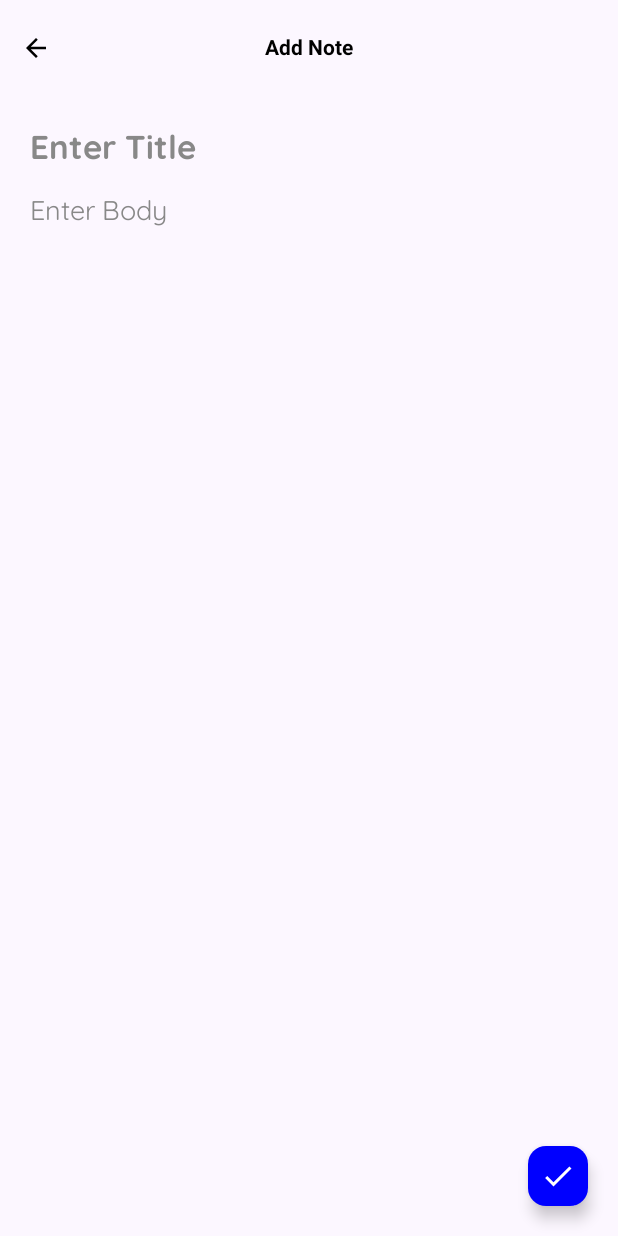
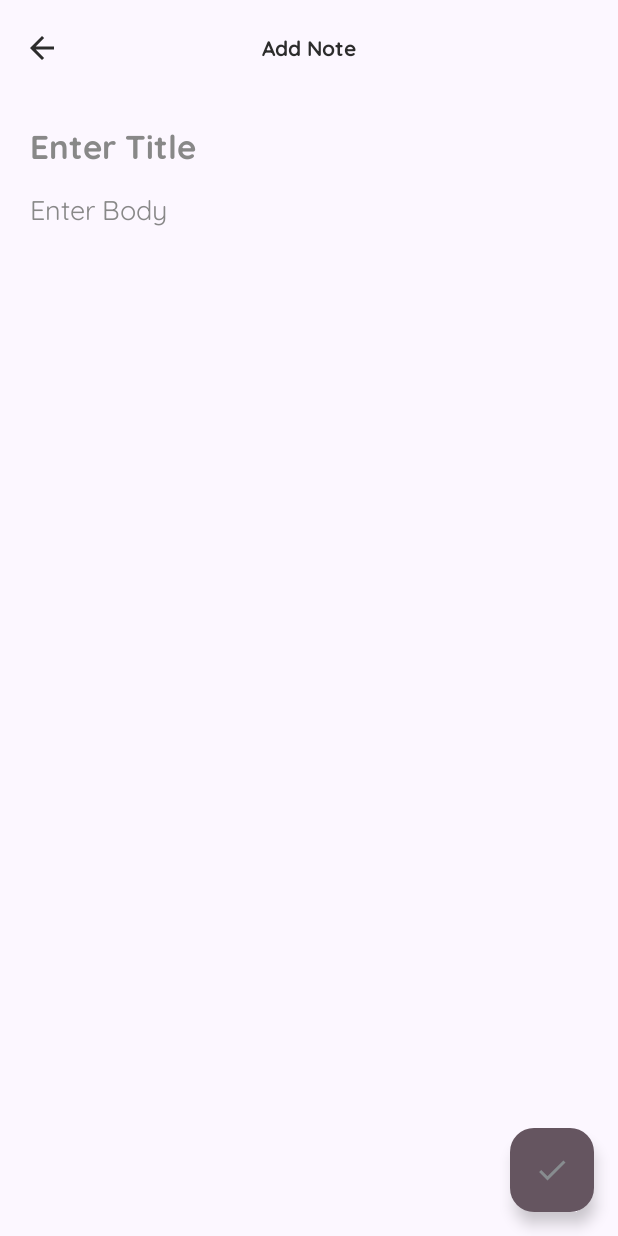
Before and after one commit to TechSmith90210/Jot, an Android app built with Jetpack Compose: the screen it shows after launch (MainActivity), after a tap on "Add Note", on a phone screen of 412 x 824 dp. Run offline under Robolectric (Android 15) with nearby library versions, the phone set to English and light mode, and no system bars; our stand-ins replace Dagger/Hilt's generated code, Room's generated code.

Commit message:
feature : added theming to v1

```diff
--- a/app/src/main/java/com/mindpalace/app/presentation/MainActivity.kt
+++ b/app/src/main/java/com/mindpalace/app/presentation/MainActivity.kt
@@ -3,6 +3,7 @@ package com.mindpalace.app.presentation
 import android.os.Bundle
 import androidx.activity.ComponentActivity
 import androidx.activity.compose.setContent
+import androidx.activity.enableEdgeToEdge
 import androidx.compose.foundation.layout.fillMaxSize
 import androidx.compose.material3.ExperimentalMaterial3Api
 import androidx.compose.ui.Modifier
@@ -19,6 +20,8 @@ class MainActivity : ComponentActivity() {
   @OptIn(ExperimentalMaterial3Api::class)
   override fun onCreate(savedInstanceState: Bundle?) {
     super.onCreate(savedInstanceState)
+    enableEdgeToEdge()
+
     setContent {
         MindPalaceTheme {
             val notesViewModel = hiltViewModel<NotesViewModel>()
--- a/app/src/main/java/com/mindpalace/app/presentation/addnote/AddNoteScreen.kt
+++ b/app/src/main/java/com/mindpalace/app/presentation/addnote/AddNoteScreen.kt
@@ -1,6 +1,5 @@
 package com.mindpalace.app.presentation.addnote
 
-import androidx.compose.foundation.clickable
 import androidx.compose.foundation.layout.Box
 import androidx.compose.foundation.layout.Column
 import androidx.compose.foundation.layout.Spacer
@@ -9,7 +8,6 @@ import androidx.compose.foundation.layout.fillMaxSize
 import androidx.compose.foundation.layout.fillMaxWidth
 import androidx.compose.foundation.layout.height
 import androidx.compose.foundation.layout.padding
-import androidx.compose.foundation.layout.size
 import androidx.compose.foundation.text.BasicTextField
 import androidx.compose.foundation.text.KeyboardActions
 import androidx.compose.foundation.text.KeyboardOptions
@@ -18,7 +16,9 @@ import androidx.compose.material.icons.automirrored.filled.ArrowBack
 import androidx.compose.material.icons.filled.Check
 import androidx.compose.material3.CenterAlignedTopAppBar
 import androidx.compose.material3.ExperimentalMaterial3Api
+import androidx.compose.material3.FloatingActionButton
 import androidx.compose.material3.Icon
+import androidx.compose.material3.IconButton
 import androidx.compose.material3.MaterialTheme
 import androidx.compose.material3.Scaffold
 import androidx.compose.material3.SmallFloatingActionButton
@@ -91,7 +91,8 @@ fun AddNoteScreen(
             title = {
               Text(
                   text = "Add Note",
-                  color = Color.Black,
+                  color = MaterialTheme.colorScheme.primary,
+                  style = MaterialTheme.typography.labelSmall,
                   fontSize = 14.sp,
                   fontWeight = FontWeight.Bold,
               )
@@ -99,18 +100,19 @@ fun AddNoteScreen(
             colors =
                 TopAppBarDefaults.centerAlignedTopAppBarColors(containerColor = Color.Transparent),
             navigationIcon = {
-              Icon(
-                  imageVector = Icons.AutoMirrored.Filled.ArrowBack,
-                  contentDescription = "Go Back",
-                  tint = Color.Black,
-                  modifier =
-                      Modifier.size(30.dp).padding(start = 10.dp).clickable {
-                        navController.popBackStack()
-                      })
+                IconButton(
+                    onClick = { navController.popBackStack() }
+                ) {
+                    Icon(
+                        imageVector = Icons.AutoMirrored.Filled.ArrowBack,
+                        contentDescription = "Go Back",
+                        tint = MaterialTheme.colorScheme.primary
+                    )
+                }
             })
       },
       floatingActionButton = {
-        SmallFloatingActionButton(
+        FloatingActionButton(
             onClick = {
               when {
                 title.isEmpty() && body.isEmpty() -> showSnackbar("Title and body cannot be empty")
@@ -123,11 +125,11 @@ fun AddNoteScreen(
                 }
               }
             },
-            containerColor = Color.Blue) {
+            containerColor = MaterialTheme.colorScheme.secondary) {
               Icon(
                   imageVector = Icons.Filled.Check,
                   contentDescription = "Add Note",
-                  tint = Color.White,
+                  tint = MaterialTheme.colorScheme.onSecondary,
               )
             }
       }) { paddingValues ->
@@ -146,7 +148,7 @@ fun AddNoteScreen(
                         KeyboardActions(onNext = { defaultKeyboardAction(ImeAction.Next) }),
                     textStyle =
                         TextStyle(
-                            fontSize = 22.sp, fontWeight = FontWeight.Bold, color = Color.Black),
+                            fontSize = 22.sp, fontWeight = FontWeight.Bold, color = MaterialTheme.colorScheme.primary),
                     modifier = Modifier.fillMaxWidth(),
                     decorationBox = { innerTextField ->
                       if (title.isEmpty()) {
@@ -166,7 +168,7 @@ fun AddNoteScreen(
                 value = body,
                 onValueChange = { body = it },
                 modifier = Modifier.fillMaxHeight(1f),
-                textStyle = TextStyle(fontSize = 18.sp, color = Color.Black),
+                textStyle = TextStyle(fontSize = 18.sp, color = MaterialTheme.colorScheme.primary),
                 keyboardActions =
                     KeyboardActions {
                       defaultKeyboardAction(
--- a/app/src/main/java/com/mindpalace/app/presentation/notes/NotesScreen.kt
+++ b/app/src/main/java/com/mindpalace/app/presentation/notes/NotesScreen.kt
@@ -39,7 +39,7 @@ import com.mindpalace.app.domain.usecase.GetNotesUseCase
 import com.mindpalace.app.domain.usecase.InsertNoteUseCase
 import com.mindpalace.app.domain.usecase.NoteUseCases
 import com.mindpalace.app.domain.usecase.UpdateNoteUseCase
-import com.mindspace.app.presentation.components.NoteCard
+import com.mindpalace.app.presentation.components.NoteCard
 
 @OptIn(ExperimentalMaterial3Api::class)
 @Composable
--- a/app/src/main/java/com/mindpalace/app/presentation/theme/Theme.kt
+++ b/app/src/main/java/com/mindpalace/app/presentation/theme/Theme.kt
@@ -2,20 +2,35 @@ package com.mindpalace.app.presentation.theme
 
 import androidx.compose.foundation.isSystemInDarkTheme
 import androidx.compose.material3.MaterialTheme
+import androidx.compose.material3.darkColorScheme
 import androidx.compose.material3.lightColorScheme
 import androidx.compose.runtime.Composable
 import androidx.compose.ui.graphics.Color
 
-// Define your custom color palette
+// Light theme colors
 private val LightColors = lightColorScheme(
-    primary = Color(0xFF2C2C2C),       // Primary - Dark Gray
-    secondary = Color(0xFF655560),     // Secondary - Muted Purple
-    background = Color(0xFFFCF7FF),    // Background - Soft White
-    surface = Color(0xFFF5F5F5),       // Surface - Very Light Gray
-    onPrimary = Color.White,           // Text on primary
-    onSecondary = Color.White,
-    onBackground = Color(0xFF2C2C2C),  // Foreground - Dark Gray
-    onSurface = Color(0xFF2C2C2C),
+    primary = Color(0xFF2C2C2C),        // Primary - Dark Gray
+    secondary = Color(0xFF655560),      // Secondary - Muted Purple
+    background = Color(0xFFFCF7FF),     // Background - Soft White
+    surface = Color(0xFFF5F5F5),        // Surface - Very Light Gray
+    onPrimary = Color(0xFF2C2C2C),      // TextPrimary - Dark Gray
+    onSecondary = Color(0xFF878C8F),    // TextSecondary - Muted Gray
+    tertiary = Color(0xFFA4969B),       // Accent - Soft Purple
+    outline = Color(0xFFD3D3D3),        // borders - Muted Gray
+    outlineVariant = Color(0xFFC4CAD0), // disabled - Faded Gray
+)
+
+// Dark theme colors
+private val DarkColors = darkColorScheme(
+    primary = Color(0xFFFCF7FF),        // Light Text for buttons (inverse of Light Primary)
+    secondary = Color(0xFFD1C6CE),      // Muted Lavender-ish for secondary actions
+    background = Color(0xFF1A1A1A),     // Very dark background for app
+    surface = Color(0xFF2C2C2C),        // Cards & panels (Dark Gray)
+    onPrimary = Color(0xFF2C2C2C),      // Dark text on light-colored buttons
+    onSecondary = Color(0xFF2C2C2C),    // Dark text on lighter secondary buttons
+    tertiary = Color(0xFFB9A9B0),       // Softer version of accent for dark mode
+    outline = Color(0xFF4D4D4D),        // Dark muted gray for borders
+    outlineVariant = Color(0xFF5E5E5E), // Slightly brighter for disabled state
 )
 
 @Composable
@@ -23,7 +38,7 @@ fun MindPalaceTheme(
     useDarkTheme: Boolean = isSystemInDarkTheme(),
     content: @Composable () -> Unit
 ) {
-    val colors = LightColors // Force light theme for now, or add a darkColorScheme if needed
+    val colors = if (useDarkTheme) DarkColors else LightColors
 
     MaterialTheme(
         colorScheme = colors,
--- a/app/src/main/res/values/themes.xml
+++ b/app/src/main/res/values/themes.xml
@@ -1,5 +1,17 @@
 <?xml version="1.0" encoding="utf-8"?>
 <resources>
+    <style name="Theme.MindPalace.Splash" parent="Theme.Material3.DayNight.NoActionBar">
 
-    <style name="Theme.KotlinNotesApp" parent="android:Theme.Material.Light.NoActionBar" />
+        <item name="android:windowSplashScreenAnimationDuration">2000</item>
+        <item name="android:statusBarColor">#FCF7FF</item>
+
+        <!-- Optional: Control icon size and background -->
+        <item name="android:windowSplashScreenIconBackgroundColor">@android:color/white</item>
+
+        <!-- Fullscreen appearance -->
+        <item name="android:windowNoTitle">true</item>
+
+        <!-- Make status bar icons dark -->
+        <item name="android:windowLightStatusBar">true</item>
+    </style>
 </resources>
--- a/gradle/libs.versions.toml
+++ b/gradle/libs.versions.toml
@@ -13,6 +13,7 @@ kotlinxCoroutinesAndroid = "1.10.1"
 lifecycleRuntimeKtx = "2.8.7"
 activityCompose = "1.10.1"
 composeBom = "2025.03.01"
+material = "1.12.0"
 navigationComposeVersion = "2.8.9"
 ksp = "2.1.20-1.0.32"
 roomVersion = "2.6.1"
@@ -42,6 +43,7 @@ androidx-ui-test-manifest = { group = "androidx.compose.ui", name = "ui-test-man
 androidx-ui-test-junit4 = { group = "androidx.compose.ui", name = "ui-test-junit4" }
 androidx-material3 = { group = "androidx.compose.material3", name = "material3" }
 kotlinx-coroutines-android = { module = "org.jetbrains.kotlinx:kotlinx-coroutines-android", version.ref = "kotlinxCoroutinesAndroid" }
+material = { module = "com.google.android.material:material", version.ref = "material" }
 navigation-compose = { module = "androidx.navigation:navigation-compose", version.ref = "navigationComposeVersion" }
 
 [plugins]
```
Also changed, not shown: app/build.gradle.kts (+6 -1 lines), app/src/main/AndroidManifest.xml (+4 -4 lines), app/src/main/java/com/mindpalace/app/presentation/components/NoteCard.kt (+4 -5 lines), app/src/main/java/com/mindpalace/app/presentation/editnote/EditNoteScreen.kt (+20 -16 lines), app/src/main/java/com/mindpalace/app/presentation/theme/Color.kt (+18 -10 lines), app/src/main/res/drawable/brain.png (added), app/src/main/res/drawable/brain3.gif (added), app/src/main/res/drawable/brain4.gif (added), app/src/main/res/drawable/brain_gif.gif (added), app/src/main/res/drawable/brain_gif2.gif (added).
